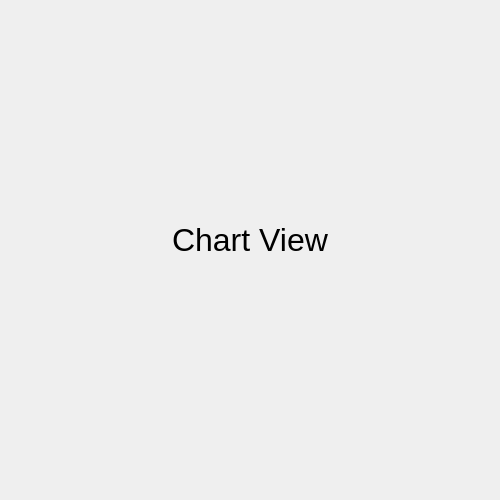
Donn13Darko/uC_Interfacer, file src/gui-helpers/gui-chart-view.ui: the form before one commit.
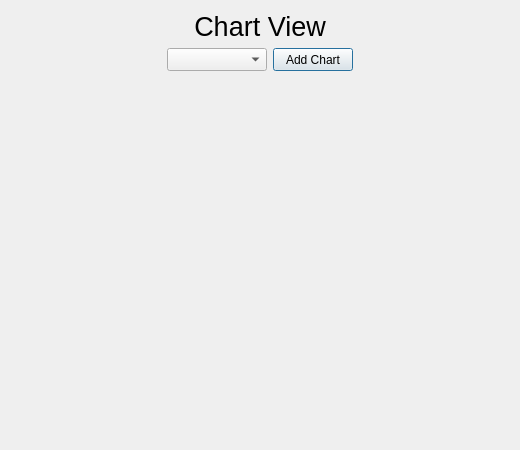
The form after the commit.

Patch:
```diff
--- a/src/gui-helpers/gui-chart-view.ui
+++ b/src/gui-helpers/gui-chart-view.ui
@@ -6,14 +6,20 @@
    <rect>
     <x>0</x>
     <y>0</y>
-    <width>500</width>
-    <height>500</height>
+    <width>520</width>
+    <height>450</height>
    </rect>
   </property>
+  <property name="sizePolicy">
+   <sizepolicy hsizetype="MinimumExpanding" vsizetype="MinimumExpanding">
+    <horstretch>0</horstretch>
+    <verstretch>0</verstretch>
+   </sizepolicy>
+  </property>
   <property name="minimumSize">
    <size>
-    <width>500</width>
-    <height>500</height>
+    <width>520</width>
+    <height>450</height>
    </size>
   </property>
   <property name="windowTitle">
@@ -31,12 +37,12 @@
      <property name="minimumSize">
       <size>
        <width>200</width>
-       <height>50</height>
+       <height>30</height>
       </size>
      </property>
      <property name="font">
       <font>
-       <pointsize>24</pointsize>
+       <pointsize>20</pointsize>
       </font>
      </property>
      <property name="text">
@@ -49,11 +55,17 @@
    </item>
    <item>
     <layout class="QHBoxLayout" name="ChartControlHLayout">
+     <property name="sizeConstraint">
+      <enum>QLayout::SetFixedSize</enum>
+     </property>
      <item>
       <spacer name="ControlSpacerLeft">
        <property name="orientation">
         <enum>Qt::Horizontal</enum>
        </property>
+       <property name="sizeType">
+        <enum>QSizePolicy::Expanding</enum>
+       </property>
        <property name="sizeHint" stdset="0">
         <size>
          <width>40</width>
@@ -62,11 +74,56 @@
        </property>
       </spacer>
      </item>
+     <item>
+      <layout class="QGridLayout" name="ControlGridLayout">
+       <property name="sizeConstraint">
+        <enum>QLayout::SetFixedSize</enum>
+       </property>
+       <item row="0" column="0">
+        <widget class="QComboBox" name="ChartType_Combo">
+         <property name="sizePolicy">
+          <sizepolicy hsizetype="Fixed" vsizetype="Fixed">
+           <horstretch>0</horstretch>
+           <verstretch>0</verstretch>
+          </sizepolicy>
+         </property>
+         <property name="minimumSize">
+          <size>
+           <width>100</width>
+           <height>23</height>
+          </size>
+         </property>
+        </widget>
+       </item>
+       <item row="0" column="1">
+        <widget class="QPushButton" name="AddChart_Button">
+         <property name="sizePolicy">
+          <sizepolicy hsizetype="Fixed" vsizetype="Fixed">
+           <horstretch>0</horstretch>
+           <verstretch>0</verstretch>
+          </sizepolicy>
+         </property>
+         <property name="minimumSize">
+          <size>
+           <width>75</width>
+           <height>23</height>
+          </size>
+         </property>
+         <property name="text">
+          <string>Add Chart</string>
+         </property>
+        </widget>
+       </item>
+      </layout>
+     </item>
      <item>
       <spacer name="ControlSpacerRight">
        <property name="orientation">
         <enum>Qt::Horizontal</enum>
        </property>
+       <property name="sizeType">
+        <enum>QSizePolicy::Expanding</enum>
+       </property>
        <property name="sizeHint" stdset="0">
         <size>
          <width>40</width>
@@ -86,7 +143,7 @@
       <enum>Qt::Vertical</enum>
      </property>
      <property name="sizeType">
-      <enum>QSizePolicy::Preferred</enum>
+      <enum>QSizePolicy::Expanding</enum>
      </property>
      <property name="sizeHint" stdset="0">
       <size>
```
Left out of the diff: 8 changed lines with no effect on the pictures.
